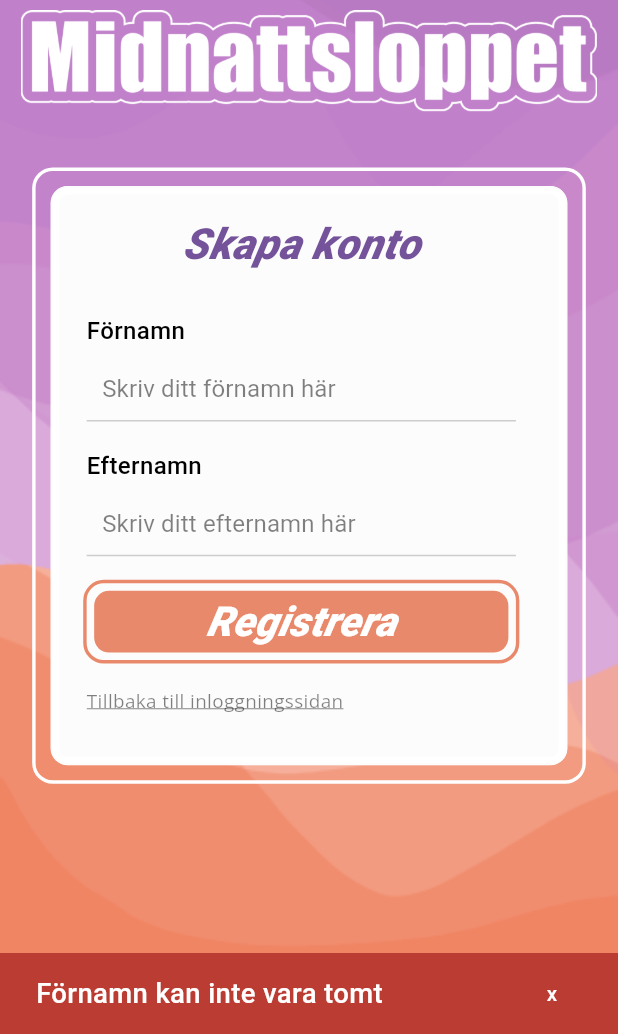
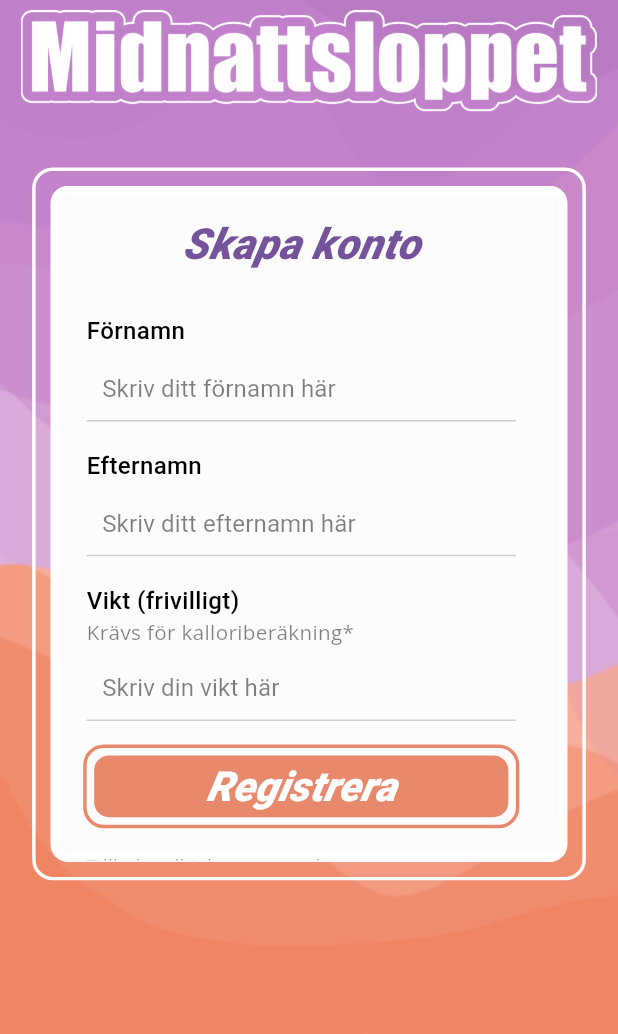
Before and after one commit to BillboEliasJohansson/Studentloppet-Frontend, a Flutter app: the SignupDetailsScreen screen opened by its route, after a tap on "Registrera", on a phone screen of 412 x 824 dp, the part 202-1236 px from its top. Run offline on Flutter 3.47's test engine with Material 3 defaults, Android fonts, the phone set to English and light mode, and no system bars; our stand-ins replace cached_network_image, flutter_svg, geolocator, google_maps_flutter, location, weather; missing offline and left inert: flutter_polyline_points, gif; network calls fail; Roboto replaces fonts that are missing (Roboto Flex Black Italic).

Commit message:
Håller på

```diff
--- a/lib/Screens/login_signup/signup_details_screen.dart
+++ b/lib/Screens/login_signup/signup_details_screen.dart
@@ -1,6 +1,7 @@
 // ignore_for_file: must_be_immutable
 
 import 'package:flutter/material.dart';
+import 'package:flutter/widgets.dart';
 import 'package:provider/provider.dart';
 import 'package:studentloppet/Constants/constants.dart';
 import 'package:studentloppet/User/user.dart';
@@ -19,6 +20,7 @@ import 'package:studentloppet/widgets/custom_helpers/custom_text_form_field.dart
 class SignupDetailsScreen extends StatelessWidget {
   TextEditingController firstName = TextEditingController();
   TextEditingController lastName = TextEditingController();
+  TextEditingController weight = TextEditingController();
 
   @override
   Widget build(BuildContext context) {
@@ -68,7 +70,7 @@ class SignupDetailsScreen extends StatelessWidget {
                           borderRadius: BorderRadiusStyle.roundedBorder10,
                         ),
                         child: Container(
-                          height: 300.v,
+                          height: 350.v,
                           width: 313.h,
                           padding: EdgeInsets.all(5.h),
                           child: Stack(
@@ -105,6 +107,8 @@ class SignupDetailsScreen extends StatelessWidget {
                                       _buildInputFirstName(context),
                                       SizedBox(height: 14.v),
                                       _buildInputLastName(context),
+                                      SizedBox(height: 14.v),
+                                      _buildInputWeight(context),
                                       SizedBox(height: 14.v),
                                       _buildButton(context, user),
                                       SizedBox(height: 14.v),
@@ -194,6 +198,7 @@ class SignupDetailsScreen extends StatelessWidget {
         text: "Registrera",
         buttonTextStyle: theme.textTheme.labelSmall,
         onPressed: () async {
+          await setWeight(context, user);
           await setName(context, user);
         },
       ),
@@ -236,6 +241,46 @@ class SignupDetailsScreen extends StatelessWidget {
     );
   }
 
+  Widget _buildInputWeight(BuildContext context) {
+    return Column(
+      crossAxisAlignment: CrossAxisAlignment.start,
+      children: [
+        Text(
+          "Vikt (frivilligt)",
+          style: theme.textTheme.titleSmall,
+        ),
+        Text(
+          "Krävs för kalloriberäkning*",
+          style: theme.textTheme.bodySmall!
+              .copyWith(color: Colors.black.withOpacity(0.5)),
+        ),
+        SizedBox(height: 4.v),
+        CustomTextFormField(
+          controller: weight,
+          hintText: "Skriv din vikt här",
+          textInputType: TextInputType.numberWithOptions(decimal: true),
+        )
+      ],
+    );
+  }
+
+  Future<void> setWeight(BuildContext context, user) async {
+    // Kontrollera om vikten är tom eller inte en siffra
+    if (user.weight != null && user.weight != 0) {
+      // Försök att konvertera vikten till en double
+      try {
+        double.parse(user.weight);
+      } catch (e) {
+        // Visa ett felmeddelande om vikten inte är en siffra
+        showErrorSnackbar(context, "Vikten måste vara en siffra");
+        return;
+      }
+    }
+
+    // Fortsätt bara om vikten är tom eller en siffra
+    final response = await network.setWeight(user.email, user.weight);
+  }
+
   Future<void> setName(BuildContext context, user) async {
     if (user.email.contains("hej")) {
       Navigator.pushNamed(context, AppRoutes.signUpSuccess);
--- a/lib/User/user.dart
+++ b/lib/User/user.dart
@@ -6,12 +6,14 @@ class User with ChangeNotifier {
   String _firstName = '';
   String _lastName = '';
   String _university = '';
+  int _weight = 0;
 
   String get email => _email;
   int get score => _score;
   String get firstName => _firstName;
   String get lastName => _lastName;
   String get university => _university;
+  int get weight => _weight;
 
   void setUser({
     String? newEmail,
@@ -19,6 +21,7 @@ class User with ChangeNotifier {
     String? newFirstName,
     String? newLastName,
     String? newUniversity,
+    int? newWeight,
   }) {
     bool shouldNotify = false;
 
@@ -47,23 +50,29 @@ class User with ChangeNotifier {
       shouldNotify = true;
     }
 
+    if (newWeight != null) {
+      _weight = newWeight;
+      shouldNotify = true;
+    }
+
     if (shouldNotify) {
       notifyListeners();
     }
   }
 
-   set email(String newEmail) {
+  set email(String newEmail) {
     _email = newEmail;
     notifyListeners(); // Notify listeners of change
   }
 
   void reset() {
-    _email = '';  // Reset to empty string
-    _score = 0;  // Reset to 0
-    _firstName = '';  // Reset to empty string
-    _lastName = '';  // Reset to empty string
-    _university = '';  // Reset to empty string
+    _email = ''; // Reset to empty string
+    _score = 0; // Reset to 0
+    _firstName = ''; // Reset to empty string
+    _lastName = ''; // Reset to empty string
+    _university = ''; // Reset to empty string
+    _weight = 0;
 
-    notifyListeners();  // Notify listeners that the state has changed
+    notifyListeners(); // Notify listeners that the state has changed
   }
 }
--- a/lib/networking/network.dart
+++ b/lib/networking/network.dart
@@ -88,6 +88,15 @@ class network {
     return response;
   }
 
+  static Future<http.Response> setWeight(String email, int weight) async {
+    final response = await http.post(Uri.parse(
+        "https://group-15-2.pvt.dsv.su.se/studentloppet/setWeight/" +
+            email +
+            "/" +
+            weight.toString()));
+    return response;
+  }
+
   static Future<List<DropdownMenuEntry<String>>> requestUniverityList() async {
     final response = await http.get(
       Uri.parse(
@@ -133,7 +142,8 @@ class network {
 
   static Future<Map<String, dynamic>> getTotalActivity(String email) async {
     final response = await http.get(
-    Uri.parse('https://group-15-2.pvt.dsv.su.se/api/activities/total/' + email),
+      Uri.parse(
+          'https://group-15-2.pvt.dsv.su.se/api/activities/total/' + email),
     );
 
     if (response.statusCode == 200) {
@@ -150,7 +160,8 @@ class network {
 
   static Future<Map<String, dynamic>> getUniRank(String email) async {
     final response = await http.get(
-    Uri.parse('https://group-15-2.pvt.dsv.su.se/studentloppet/userRank/' + email),
+      Uri.parse(
+          'https://group-15-2.pvt.dsv.su.se/studentloppet/userRank/' + email),
     );
 
     if (response.statusCode == 200) {
```
Lines whose indentation alone changed are shown as unchanged.
